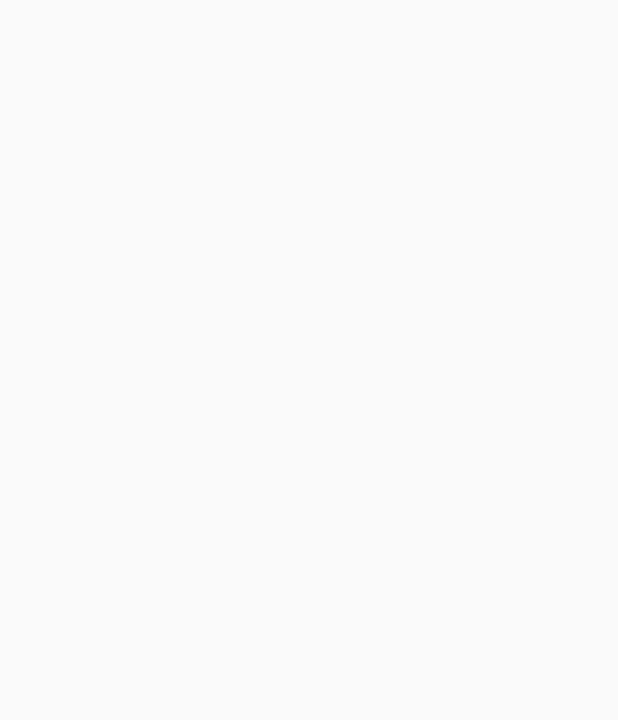
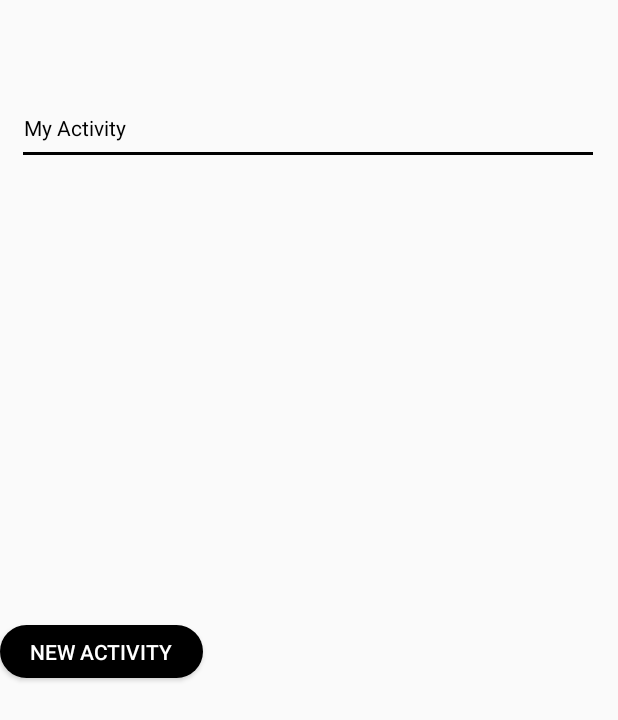
Before and after one commit to AldiRenaldi19/ProjectMobile, an Android app: the MindMapActivity screen opened directly, with no data from a screen before it, on a phone screen of 412 x 824 dp. Before the commit the part shown is empty. Shown: the top 720 px of the screen. Run offline under Robolectric (Android 15) with nearby library versions, the light colour scheme and no system bars.

Commit message:
menambahkan beberapa logika

```diff
--- a/app/src/main/AndroidManifest.xml
+++ b/app/src/main/AndroidManifest.xml
@@ -36,6 +36,7 @@
                 <category android:name="android.intent.category.LAUNCHER" />
             </intent-filter>
         </activity>
+
     </application>
 
 </manifest>
--- a/app/src/main/res/layout/activity_home_screen.xml
+++ b/app/src/main/res/layout/activity_home_screen.xml
@@ -10,10 +10,10 @@
 
     <ImageView
         android:id="@+id/imageView"
-        android:layout_width="70dp"
-        android:layout_height="80dp"
-        android:layout_marginStart="24dp"
-        android:layout_marginTop="24dp"
+        android:layout_width="58dp"
+        android:layout_height="48dp"
+        android:layout_marginStart="25dp"
+        android:layout_marginTop="60dp"
         android:src="@drawable/logo"
         app:layout_constraintStart_toStartOf="parent"
         app:layout_constraintTop_toTopOf="parent" />
--- a/app/src/main/res/layout/activity_mind_map.xml
+++ b/app/src/main/res/layout/activity_mind_map.xml
@@ -7,4 +7,41 @@
     android:layout_height="match_parent"
     tools:context=".MindMapActivity">
 
+
+    <TextView
+        android:id="@+id/imageView"
+        android:layout_width="131dp"
+        android:layout_height="24dp"
+        android:layout_marginStart="16dp"
+        android:layout_marginTop="75dp"
+        android:text="My Activity"
+        android:textColor="@color/black"
+        app:layout_constraintStart_toStartOf="parent"
+        app:layout_constraintTop_toTopOf="parent" />
+
+    <View
+        android:id="@+id/view"
+        android:layout_width="380dp"
+        android:layout_height="2dp"
+        android:layout_marginTop="2dp"
+        android:background="@color/black"
+        app:layout_constraintEnd_toEndOf="parent"
+        app:layout_constraintHorizontal_bias="0.483"
+        app:layout_constraintStart_toStartOf="parent"
+        app:layout_constraintTop_toBottomOf="@+id/imageView" />
+
+    <Button
+        android:layout_width="135dp"
+        android:layout_height="35dp"
+        android:layout_margin="240dp"
+        android:layout_marginTop="150dp"
+        android:background="@drawable/button"
+        android:text="New Activity"
+        android:textColor="@color/white"
+        app:layout_constraintBottom_toBottomOf="parent"
+        app:layout_constraintTop_toBottomOf="@+id/view"
+        app:layout_constraintVertical_bias="0.358"
+        tools:layout_editor_absoluteX="138dp" />
+
+
 </androidx.constraintlayout.widget.ConstraintLayout>
```
